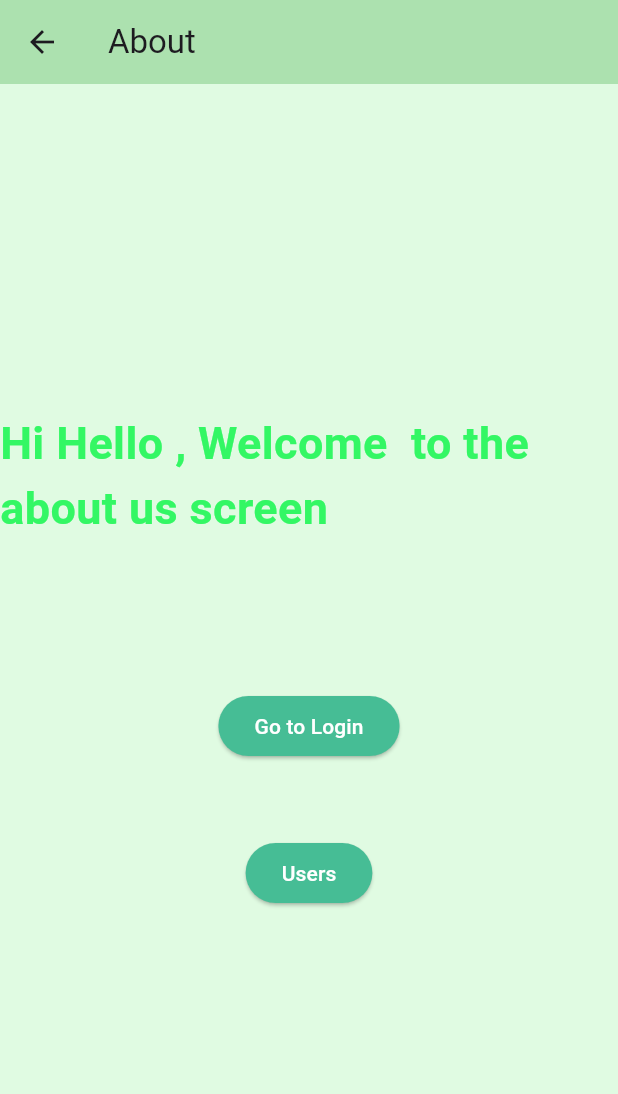
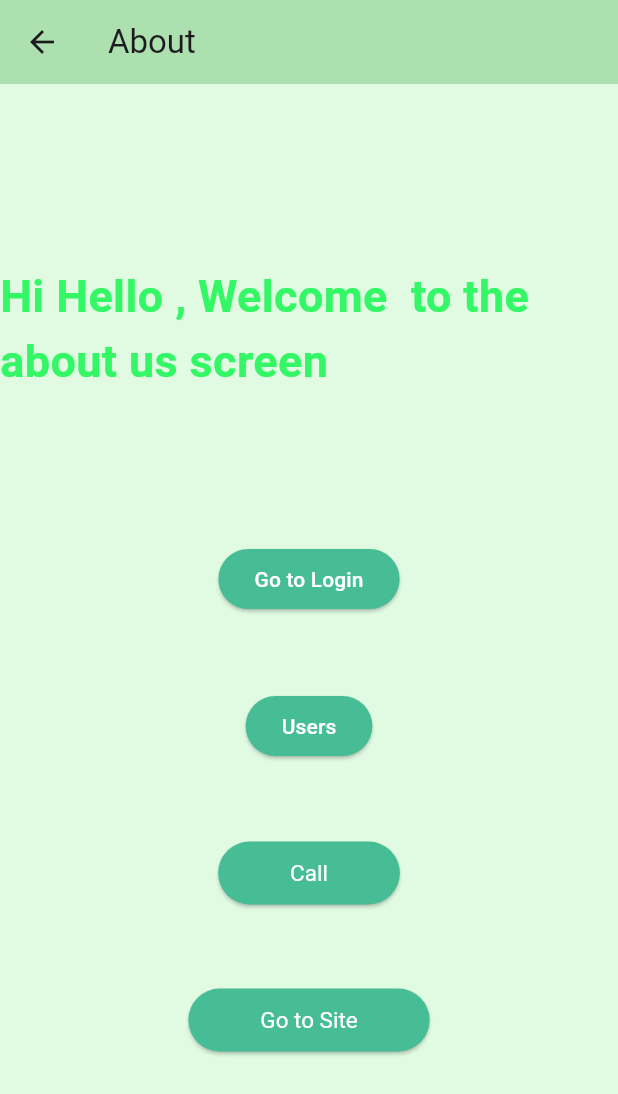
Before and after one commit to adithkrishnaor/flutter-workshop, a Flutter app: the AboutScreen screen opened by its route, on a phone screen of 412 x 824 dp. Shown: the top 1094 px of the screen. Run offline on Flutter 3.47's test engine with Material 3 defaults, Android fonts, the phone set to English and light mode, and no system bars; our stand-ins replace sqflite; accounts and stored records are empty.

Commit message:
added call and url button

```diff
--- a/lib/about.dart
+++ b/lib/about.dart
@@ -1,4 +1,5 @@
 import 'package:flutter/material.dart';
+import 'package:url_launcher/url_launcher.dart';
 class AboutScreen extends StatelessWidget {
   const AboutScreen({super.key});
 
@@ -51,9 +52,56 @@ class AboutScreen extends StatelessWidget {
                     borderRadius: BorderRadius.circular(32),
                   )),
             ),
+            const SizedBox(
+              height: 50,
+            ),
+            callButton(),
+            const SizedBox(
+              height: 50,
+            ),
+            urlButton(),
           ],
         ),
       ),
     );
   }
 }
+
+  Widget callButton() {
+    final number = '+91 9876543210';
+    return ElevatedButton(
+      style: ElevatedButton.styleFrom(
+        foregroundColor: Color.fromARGB(255, 255, 255, 255),
+        backgroundColor: Color.fromARGB(255, 70, 189, 149),
+        padding: EdgeInsets.symmetric(horizontal: 48, vertical: 12),
+        textStyle: TextStyle(
+          fontSize: 15,
+        ),
+
+      ),
+      child: Text('Call'),
+      onPressed: () async {
+        launch('tel://$number');
+        //launchUrl('tel://$number' as Uri);
+      },
+    );
+  }
+
+  Widget urlButton() {
+    final url = 'https://flutter.dev/';
+    return ElevatedButton(
+      style: ElevatedButton.styleFrom(
+        foregroundColor: Color.fromARGB(255, 255, 255, 255),
+        backgroundColor: Color.fromARGB(255, 70, 189, 149),
+        padding: EdgeInsets.symmetric(horizontal: 48, vertical: 12),
+        textStyle: TextStyle(
+          fontSize: 15,
+        ),
+
+      ),
+      child: Text('Go to Site'),
+      onPressed: () async {
+        launch(url);
+      },
+    );
+  }
```
